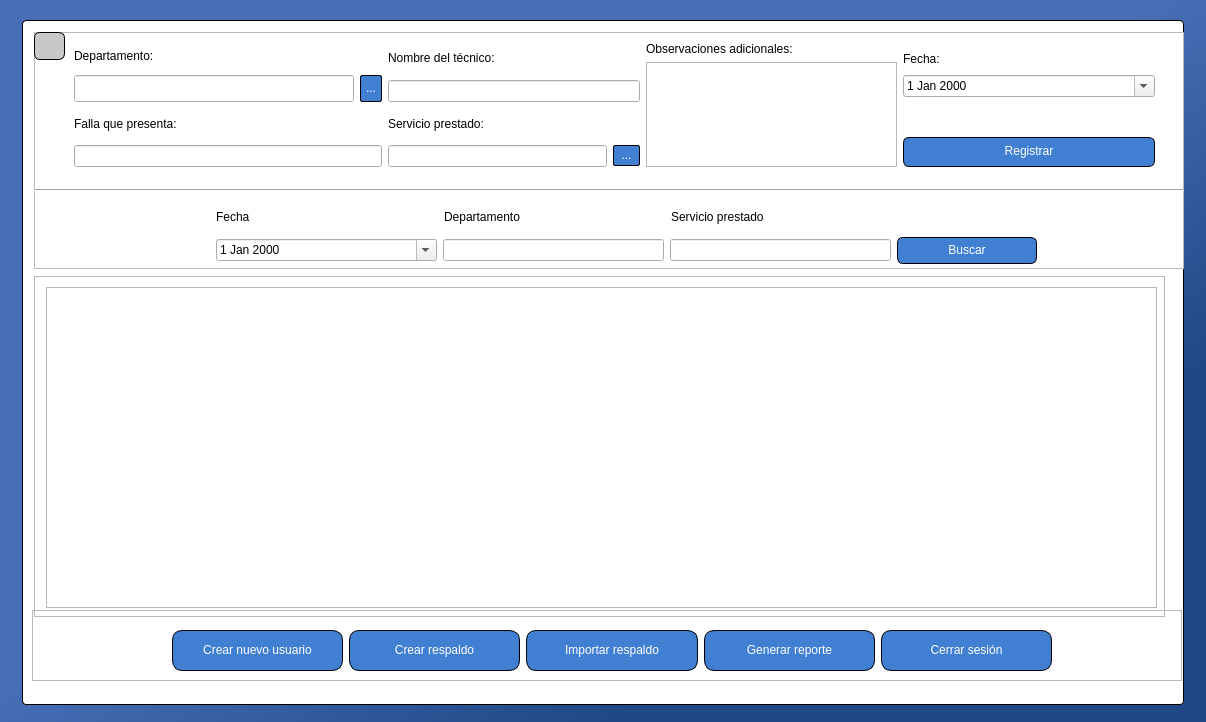
First picture: the form in src/ui/ventanas/ventanas_qt/VentanaPrincipal.ui, repository alonso-04/DGTIC-APP, before the edit.
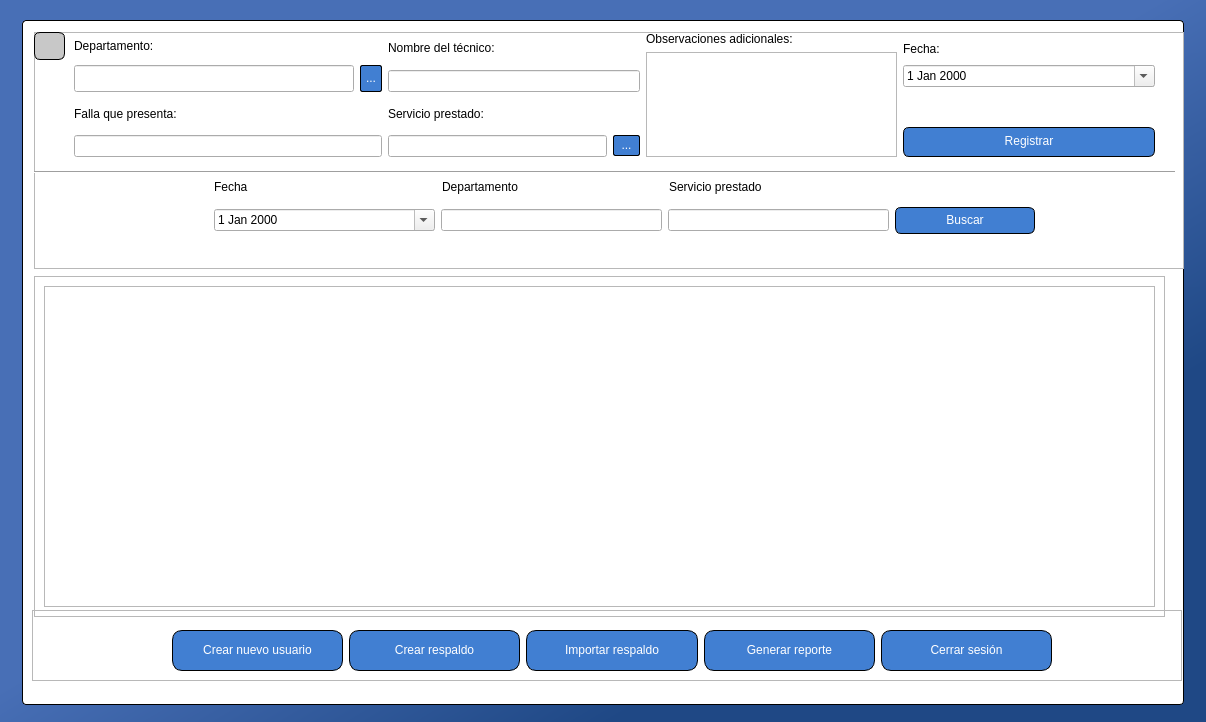
Second picture: the form after the edit. Icons and pictures are not drawn.

Commit message: Realizando cambios en la interfaz gráfica en la sección de la app, corrigiendo errores en los labels de los filtros y siempre asignarle el usuario_id 1 al admin por defecto

The edit to the form file:
```diff
--- a/src/ui/ventanas/ventanas_qt/VentanaPrincipal.ui
+++ b/src/ui/ventanas/ventanas_qt/VentanaPrincipal.ui
@@ -784,10 +784,10 @@
           <widget class="Line" name="lineaSeparadoraSeccionApp">
            <property name="geometry">
             <rect>
-             <x>-10</x>
-             <y>150</y>
-             <width>1161</width>
-             <height>16</height>
+             <x>0</x>
+             <y>130</y>
+             <width>1141</width>
+             <height>20</height>
             </rect>
            </property>
            <property name="orientation">
@@ -798,7 +798,7 @@
            <property name="geometry">
             <rect>
              <x>40</x>
-             <y>10</y>
+             <y>0</y>
              <width>1081</width>
              <height>125</height>
             </rect>
@@ -1016,8 +1016,8 @@
           <widget class="QWidget" name="layoutWidget">
            <property name="geometry">
             <rect>
-             <x>182</x>
-             <y>170</y>
+             <x>180</x>
+             <y>140</y>
              <width>821</width>
              <height>62</height>
             </rect>
@@ -1148,6 +1148,22 @@
              <normaloff>:/iconos/iconos/reload.png</normaloff>:/iconos/iconos/reload.png</iconset>
            </property>
           </widget>
+          <widget class="QLabel" name="labelErrorFiltro">
+           <property name="geometry">
+            <rect>
+             <x>180</x>
+             <y>200</y>
+             <width>821</width>
+             <height>31</height>
+            </rect>
+           </property>
+           <property name="text">
+            <string/>
+           </property>
+           <property name="alignment">
+            <set>Qt::AlignCenter</set>
+           </property>
+          </widget>
          </widget>
          <widget class="QFrame" name="frameRegistros">
           <property name="geometry">
@@ -1176,27 +1192,11 @@
           <property name="frameShadow">
            <enum>QFrame::Raised</enum>
           </property>
-          <widget class="QLabel" name="labelErrorFiltro">
-           <property name="geometry">
-            <rect>
-             <x>12</x>
-             <y>12</y>
-             <width>16</width>
-             <height>21</height>
-            </rect>
-           </property>
-           <property name="text">
-            <string/>
-           </property>
-           <property name="alignment">
-            <set>Qt::AlignCenter</set>
-           </property>
-          </widget>
           <widget class="QTableView" name="tvRegistros">
            <property name="geometry">
             <rect>
-             <x>12</x>
-             <y>11</y>
+             <x>10</x>
+             <y>10</y>
              <width>1111</width>
              <height>321</height>
             </rect>
```
The commit also changes 7 other files.
